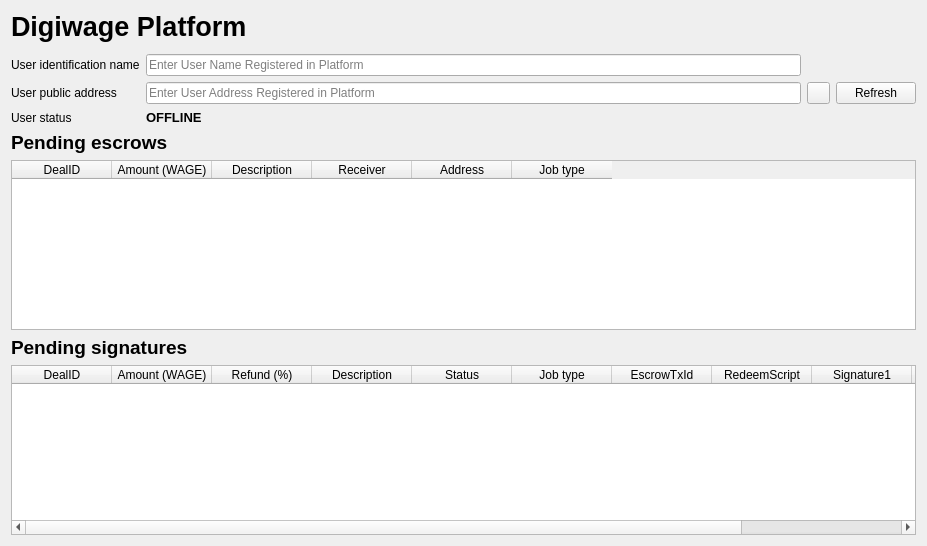
This is src/qt/forms/digiwageplatform.ui in digiwage/digiwage as Qt 5 draws it before an edit. The edited form follows.
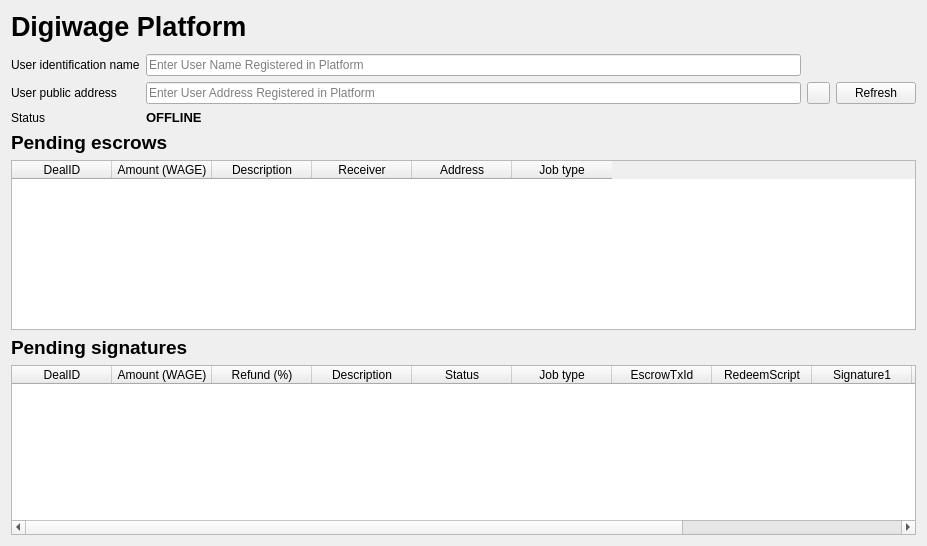
This is the edited form. Icons and pictures are not drawn.

Diff of the .ui file:
```diff
--- a/src/qt/forms/digiwageplatform.ui
+++ b/src/qt/forms/digiwageplatform.ui
@@ -100,7 +100,7 @@
      <item row="2" column="0">
       <widget class="QLabel" name="userstatusLabel">
        <property name="text">
-        <string>User status</string>
+        <string>Status</string>
        </property>
       </widget>
      </item>
@@ -257,6 +257,11 @@
          <string>Status Code</string>
         </property>
        </column>
+       <column>
+        <property name="text">
+         <string>EscrowAddress</string>
+        </property>
+       </column>
       </widget>
      </item>
     </layout>
```
